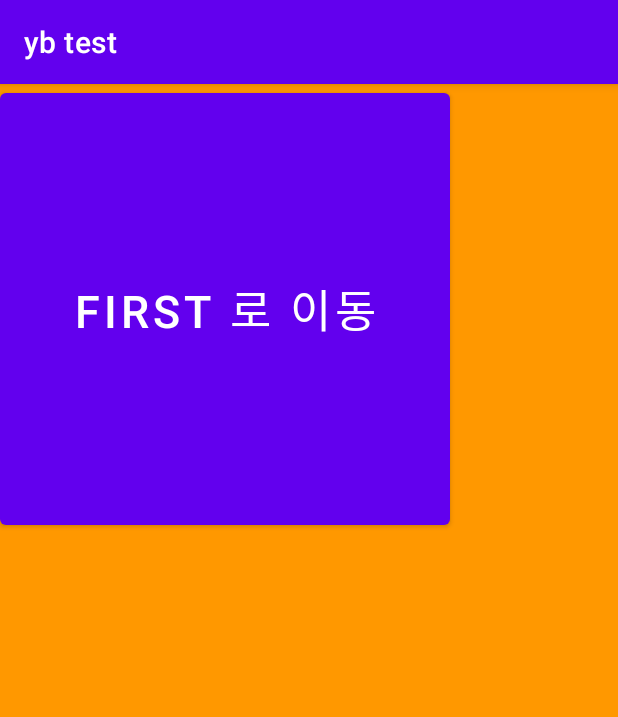
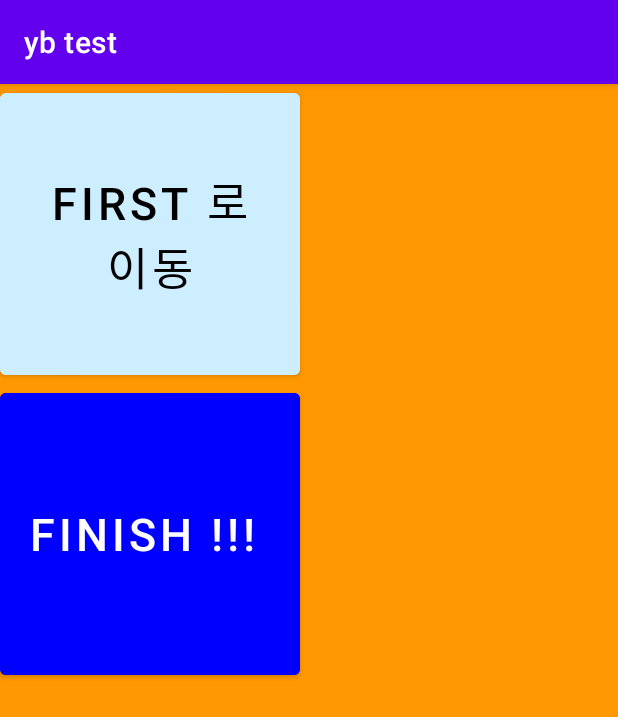
Before and after one commit to beatles0/yb_android, an Android app: the IntentSecond screen opened directly, with no data from a screen before it, on a phone screen of 412 x 824 dp. Shown: the top 717 px of the screen. Run offline under Robolectric (Android 15) with nearby library versions, the phone set to English and light mode, and no system bars; 2 statements that could not run were skipped.

Commit message:
modify file name

```diff
--- a/app/src/main/res/layout/activity_intent_first.xml
+++ b/app/src/main/res/layout/activity_intent_first.xml
@@ -8,8 +8,8 @@
 
     <Button
         android:id="@+id/btn_first_move"
-        android:layout_width="300dp"
-        android:layout_height="300dp"
+        android:layout_width="200dp"
+        android:layout_height="200dp"
         android:text="second 로 이동 "
         android:textSize="30dp"
         />
--- a/app/src/main/res/layout/activity_intent_second.xml
+++ b/app/src/main/res/layout/activity_intent_second.xml
@@ -5,14 +5,27 @@
     android:layout_width="match_parent"
     android:layout_height="match_parent"
     android:background="#FF9800"
-    tools:context=".IntentSecond">
+    tools:context=".IntentSecond"
+    android:orientation="vertical"
+    >
 
     <Button
         android:id="@+id/btn_second_move"
-        android:layout_width="300dp"
-        android:layout_height="300dp"
+        android:layout_width="200dp"
+        android:layout_height="200dp"
         android:text="first 로 이동"
+        android:backgroundTint="@color/sky"
+        android:textColor="@color/black"
+        android:textSize="30dp" />
+
+    <Button
+        android:id="@+id/btn_second_finish"
+        android:layout_width="200dp"
+        android:layout_height="200dp"
+        android:text="finish !!! "
+        android:backgroundTint="@color/blue"
         android:textSize="30dp" />
 
 
+
 </LinearLayout>
--- a/app/src/main/res/layout/resource.xml
+++ b/app/src/main/res/layout/resource.xml
@@ -8,7 +8,7 @@
     <TextView
         android:layout_width="match_parent"
         android:layout_height="wrap_content"
-        android:background="@color/ybcolor"
+        android:background="@color/blue"
         android:textSize="30dp"
         android:text="@string/hello"
         />
--- a/app/src/main/res/values/colors.xml
+++ b/app/src/main/res/values/colors.xml
@@ -5,7 +5,12 @@
     <color name="purple_700">#FF3700B3</color>
     <color name="teal_200">#FF03DAC5</color>
     <color name="teal_700">#FF018786</color>
+
     <color name="black">#FF000000</color>
     <color name="white">#FFFFFFFF</color>
-    <color name="ybcolor">#03A9F4</color>
+    <color name="red">#FF0000</color>
+    <color name="blue">#0000FF</color>
+    <color name="yellow">#FFFF00</color>
+    <color name="sky">#CCEEFF</color>
+    <color name="green">#00FF00 </color>
 </resources>
```
Also changed, not shown: app/src/main/java/com/example/ybkim/IntentFirst.kt (+40 -4 lines), app/src/main/java/com/example/ybkim/IntentSecond.kt (+30 -1 lines).
